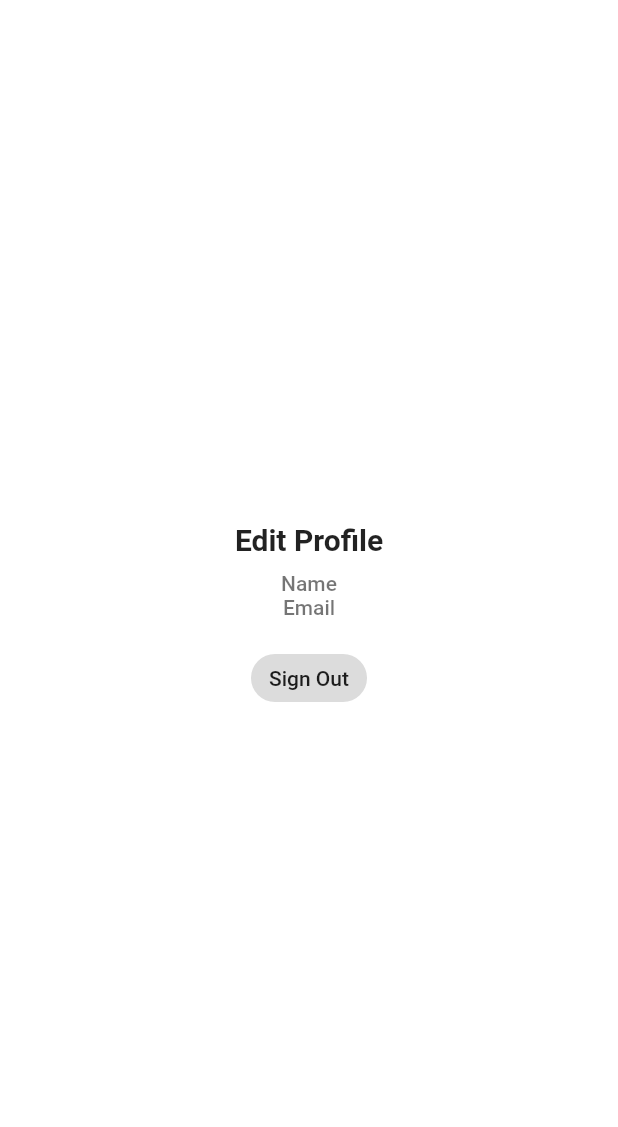
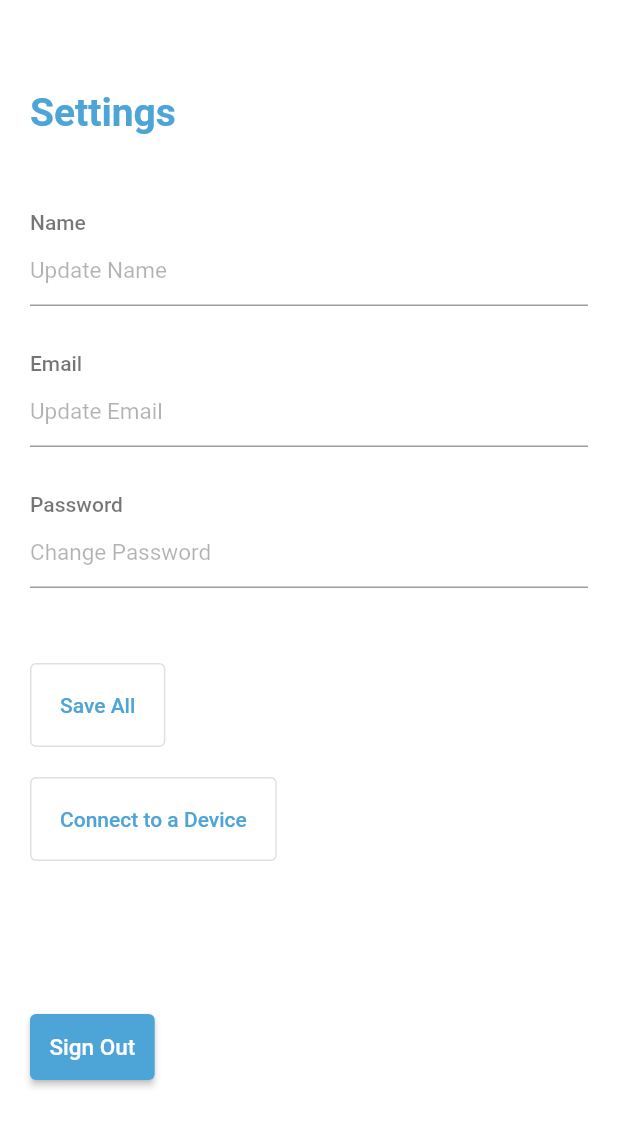
Before and after one commit to tanjilak/waterquality_app, a Flutter app: the EntryPage screen opened directly, on a phone screen of 412 x 824 dp. Shown: the top 1127 px of the screen. Run offline on Flutter 3.47's test engine with Material 2 defaults, Android fonts, the phone set to English and light mode, and no system bars; our stand-ins replace cloud_firestore, firebase_auth, firebase_core, flutter_svg, fluttertoast; accounts and stored records are empty.

Commit message:
fixed bugs + added pages

```diff
--- a/lib/constants.dart
+++ b/lib/constants.dart
@@ -7,3 +7,4 @@ const textcolor = Color(0xFFF4F4F4);
 const hintcolor = Color(0x4D000000);
 const transparent = Color(0x00000000);
 const hintsecondarycolor = Color(0x995FADD9);
+const backgroundcolor = Color(0xffffffff);
--- a/lib/entry_page.dart
+++ b/lib/entry_page.dart
@@ -1,4 +1,7 @@
 import 'package:flutter/material.dart';
+import 'package:waterquality_app/device.dart';
+
+import 'constants.dart';
 
 
 class EntryPage extends StatefulWidget{
@@ -10,22 +13,32 @@ class EntryPage extends StatefulWidget{
 class _EntryPageState extends State<EntryPage> {
   @override
   Widget build(BuildContext context){
+
     return Scaffold(
-      body: Center(
+
+      resizeToAvoidBottomInset : false,
+      body:
+
+
+      SingleChildScrollView(
         child: Padding(
           padding: const EdgeInsets.all(20),
           child: Column(
-            mainAxisAlignment: MainAxisAlignment.center,
-            crossAxisAlignment: CrossAxisAlignment.center,
+            mainAxisAlignment: MainAxisAlignment.start,
+            crossAxisAlignment: CrossAxisAlignment.start,
             children: <Widget>[
+              const SizedBox(
+                height:40,
+              ),
               const Text(
-                "Edit Profile",
+                "Settings",
                 style: TextStyle(
-                  fontSize: 20, fontWeight: FontWeight.bold,
+                  fontSize: 26, fontWeight: FontWeight.bold,
+                  color: primarycolor,
                 ),
               ),
               const SizedBox(
-                height: 10,
+                height: 50,
               ),
               const Text(
                 "Name",
@@ -33,22 +46,105 @@ class _EntryPageState extends State<EntryPage> {
                   color: Colors.black54, fontWeight: FontWeight.w500,
                 ),
               ),
-
+              TextFormField(
+                decoration: const InputDecoration(
+                  hintText: "Update Name",
+                  hintStyle: TextStyle(
+                    color: hintcolor,
+                    fontSize: 15,
+                  ),),
+              ),
+              const SizedBox(
+                height: 30,
+              ),
               const Text(
                 "Email",
                 style: TextStyle(
                   color: Colors.black54, fontWeight: FontWeight.w500,
         ),
               ),
+              TextFormField(
+                decoration: const InputDecoration(
+                  hintText: "Update Email",
+                  hintStyle: TextStyle(
+                    color: hintcolor,
+                    fontSize: 15,
+                  ),),
+              ),
               const SizedBox(
-                height: 15,
+                height: 30,
               ),
-                ActionChip(
-                    label: const Text(
-                        "Sign Out"
+                const Text(
+                  "Password",
+                      style: TextStyle(
+                  color: Colors.black54, fontWeight: FontWeight.w500,
+                ),
+                ),
+                TextFormField(
+                  decoration: const InputDecoration(
+                    hintText: "Change Password",
+                    hintStyle: TextStyle(
+                      color: hintcolor,
+                      fontSize: 15,
                     ),
-                  onPressed: () {}
+                  ),
                 ),
+                const SizedBox(
+                  height: 50,
+                ),
+
+              OutlinedButton(
+                child: const Text(
+                  "Save All",
+                  style: TextStyle(
+                    color: primarycolor,
+                  ),
+                ),
+                onPressed: () {},
+                style: OutlinedButton.styleFrom(
+                  padding: const EdgeInsets.all(20),
+                ),
+              ),
+                const SizedBox(
+                  height: 20,
+                ),
+              OutlinedButton(
+                onPressed: () { Navigator.push(
+                  context,
+                  MaterialPageRoute(
+                    builder: (context) {
+                      return const DeviceDetails();
+                    },
+                  ),
+                );  },
+                child: const Text("Connect to a Device",
+
+                  style: TextStyle(
+                    color: primarycolor,
+                  ),),
+                style: OutlinedButton.styleFrom(
+                  padding: const EdgeInsets.all(20),
+
+                ),
+              ),
+              const SizedBox(
+                height: 100,
+              ),
+              ElevatedButton(
+                onPressed: () {  },
+                child: const Text('Sign Out',
+                style: TextStyle(
+                  color: Colors.white,
+                  fontSize: 15,
+                ),),
+                style: ButtonStyle(
+                  backgroundColor: MaterialStateProperty.all<Color>(primarycolor),
+                    padding: MaterialStateProperty.all<EdgeInsets>(
+                        const EdgeInsets.all(13)),
+                ),
+
+              ),
+
             ],
           ),
         ),
```
Also changed, not shown: lib/device.dart (added, +98 -0 lines), lib/display.dart (added, +81 -0 lines), lib/home/button.dart (+2 -6 lines), lib/home/button2.dart (+2 -6 lines), lib/home/home_screen_layout.dart (+13 -12 lines), lib/signin/sign_in_layout.dart (+12 -14 lines), lib/signup/sign_up_layout.dart (+12 -55 lines).
